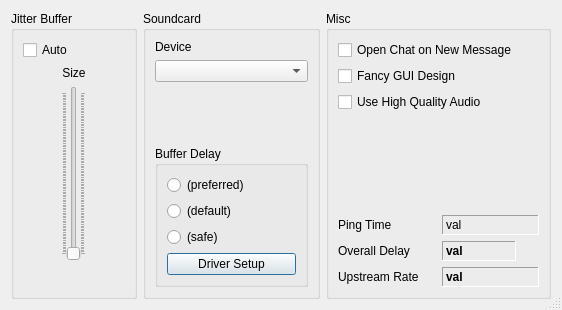
Before: the Qt Designer form src/clientsettingsdlgbase.ui in Daninet/jamulus, drawn with Qt 5.
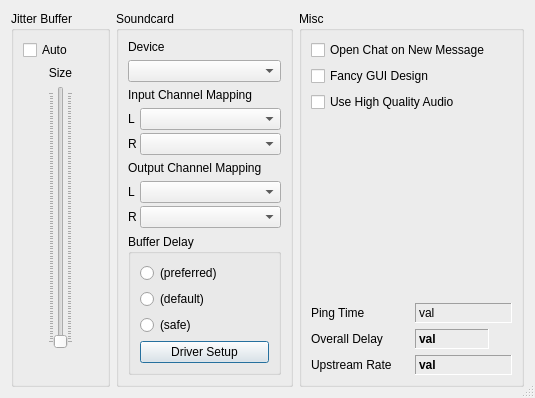
After: the same form once the commit is applied. Icons and pictures are not drawn. Custom widgets are drawn as their Qt base class.

Commit message: some more work on sound card channel mapping support for Windows

Patch:
```diff
--- a/src/clientsettingsdlgbase.ui
+++ b/src/clientsettingsdlgbase.ui
@@ -5,8 +5,8 @@
    <rect>
     <x>0</x>
     <y>0</y>
-    <width>562</width>
-    <height>310</height>
+    <width>535</width>
+    <height>382</height>
    </rect>
   </property>
   <property name="windowTitle" >
@@ -205,6 +205,150 @@
         </property>
        </widget>
       </item>
+      <item>
+       <widget class="QFrame" name="FrameSoundcardChannelSelection" >
+        <property name="sizePolicy" >
+         <sizepolicy vsizetype="Preferred" hsizetype="Preferred" >
+          <horstretch>0</horstretch>
+          <verstretch>0</verstretch>
+         </sizepolicy>
+        </property>
+        <property name="frameShape" >
+         <enum>QFrame::NoFrame</enum>
+        </property>
+        <property name="frameShadow" >
+         <enum>QFrame::Plain</enum>
+        </property>
+        <layout class="QVBoxLayout" >
+         <property name="leftMargin" >
+          <number>0</number>
+         </property>
+         <property name="topMargin" >
+          <number>0</number>
+         </property>
+         <property name="rightMargin" >
+          <number>0</number>
+         </property>
+         <property name="bottomMargin" >
+          <number>0</number>
+         </property>
+         <item>
+          <widget class="QLabel" name="lbInChannelMapping" >
+           <property name="text" >
+            <string>Input Channel Mapping</string>
+           </property>
+          </widget>
+         </item>
+         <item>
+          <layout class="QHBoxLayout" >
+           <property name="spacing" >
+            <number>3</number>
+           </property>
+           <item>
+            <layout class="QVBoxLayout" >
+             <item>
+              <widget class="QLabel" name="labelLInChan" >
+               <property name="sizePolicy" >
+                <sizepolicy vsizetype="Preferred" hsizetype="Maximum" >
+                 <horstretch>0</horstretch>
+                 <verstretch>0</verstretch>
+                </sizepolicy>
+               </property>
+               <property name="text" >
+                <string>L</string>
+               </property>
+              </widget>
+             </item>
+             <item>
+              <widget class="QLabel" name="labelRInChan" >
+               <property name="sizePolicy" >
+                <sizepolicy vsizetype="Preferred" hsizetype="Maximum" >
+                 <horstretch>0</horstretch>
+                 <verstretch>0</verstretch>
+                </sizepolicy>
+               </property>
+               <property name="text" >
+                <string>R</string>
+               </property>
+              </widget>
+             </item>
+            </layout>
+           </item>
+           <item>
+            <layout class="QVBoxLayout" >
+             <property name="spacing" >
+              <number>3</number>
+             </property>
+             <item>
+              <widget class="QComboBox" name="cbLInChan" />
+             </item>
+             <item>
+              <widget class="QComboBox" name="cbRInChan" />
+             </item>
+            </layout>
+           </item>
+          </layout>
+         </item>
+         <item>
+          <widget class="QLabel" name="lbOutChannelMapping" >
+           <property name="text" >
+            <string>Output Channel Mapping</string>
+           </property>
+          </widget>
+         </item>
+         <item>
+          <layout class="QHBoxLayout" >
+           <property name="spacing" >
+            <number>3</number>
+           </property>
+           <item>
+            <layout class="QVBoxLayout" >
+             <item>
+              <widget class="QLabel" name="labelLOutChan" >
+               <property name="sizePolicy" >
+                <sizepolicy vsizetype="Preferred" hsizetype="Maximum" >
+                 <horstretch>0</horstretch>
+                 <verstretch>0</verstretch>
+                </sizepolicy>
+               </property>
+               <property name="text" >
+                <string>L</string>
+               </property>
+              </widget>
+             </item>
+             <item>
+              <widget class="QLabel" name="labelROutChan" >
+               <property name="sizePolicy" >
+                <sizepolicy vsizetype="Preferred" hsizetype="Maximum" >
+                 <horstretch>0</horstretch>
+                 <verstretch>0</verstretch>
+                </sizepolicy>
+               </property>
+               <property name="text" >
+                <string>R</string>
+               </property>
+              </widget>
+             </item>
+            </layout>
+           </item>
+           <item>
+            <layout class="QVBoxLayout" >
+             <property name="spacing" >
+              <number>3</number>
+             </property>
+             <item>
+              <widget class="QComboBox" name="cbLOutChan" />
+             </item>
+             <item>
+              <widget class="QComboBox" name="cbROutChan" />
+             </item>
+            </layout>
+           </item>
+          </layout>
+         </item>
+        </layout>
+       </widget>
+      </item>
       <item>
        <spacer>
         <property name="orientation" >
@@ -212,8 +356,8 @@
         </property>
         <property name="sizeHint" >
          <size>
-          <width>71</width>
-          <height>16</height>
+          <width>153</width>
+          <height>0</height>
          </size>
         </property>
        </spacer>
```
The commit also changes 2 other files.
